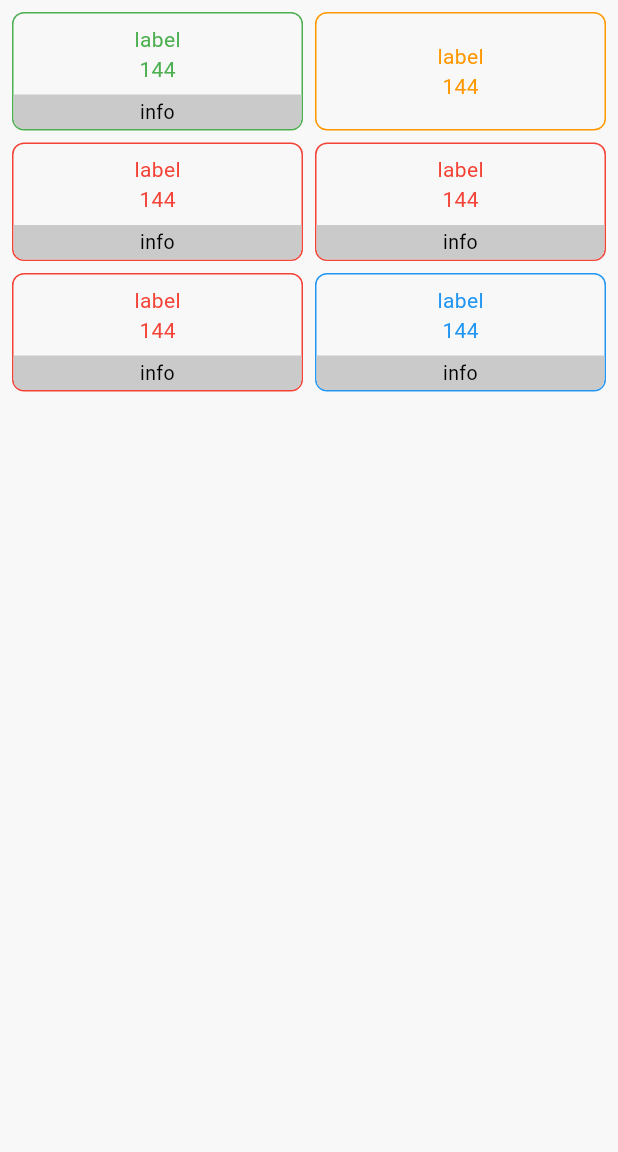
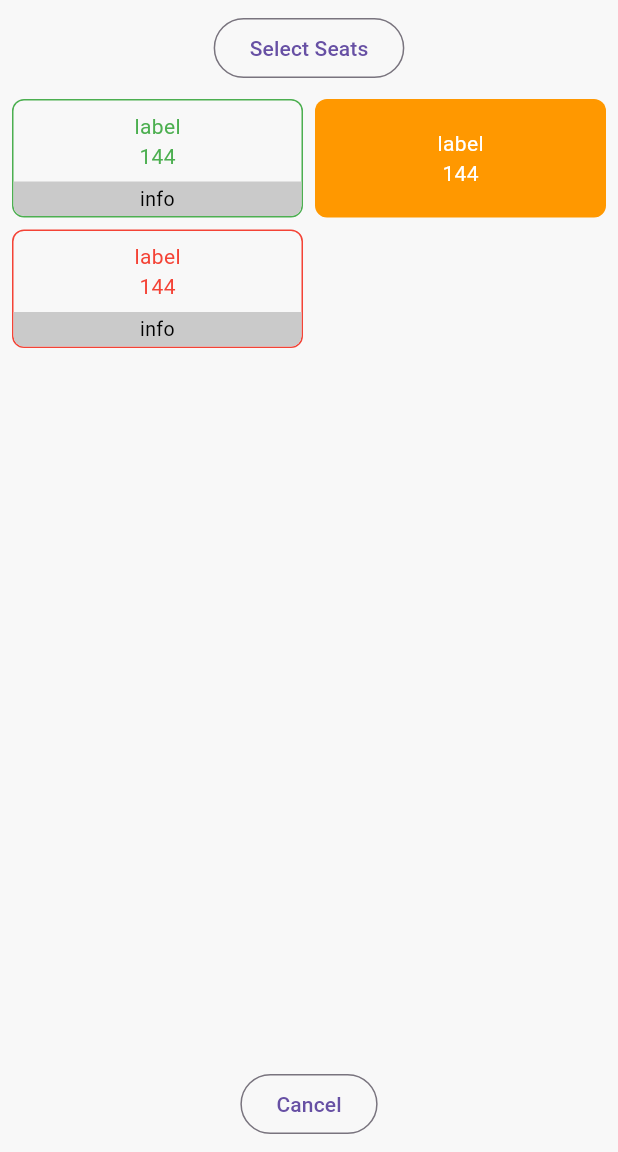
Before and after one commit to NKoroloff/flutter-test, a Flutter app: the SelectSeatsView screen opened by its route, on a phone screen of 412 x 824 dp, the part 84-1236 px from its top. Run offline on Flutter 3.47's test engine with Material 3 defaults, Android fonts, the phone set to English and light mode, and no system bars; our stand-ins replace get.

Commit message:
select seats

```diff
--- /dev/null
+++ b/lib/modules/cash_drawer/models/inventory_button_model.dart
@@ -0,0 +1,25 @@
+import 'package:flutter/material.dart';
+
+enum InventoryButtonVariant { outlined, filled }
+
+class InventoryItem {
+  final InventoryButtonVariant variant;
+  final Color color;
+  final VoidCallback onTap;
+  final String label;
+  final String price;
+  final String? info;
+  final Color? infoBackgroundColor;
+  final bool disabled;
+
+  InventoryItem({
+    required this.variant,
+    required this.color,
+    required this.onTap,
+    required this.label,
+    required this.price,
+    this.info,
+    this.infoBackgroundColor,
+    this.disabled = false,
+  });
+}
--- a/lib/modules/cash_drawer/views/select_seats_view.dart
+++ b/lib/modules/cash_drawer/views/select_seats_view.dart
@@ -1,5 +1,6 @@
 import 'package:flutter/material.dart';
 import 'package:get/utils.dart';
+import 'package:purplepass_test_task/modules/cash_drawer/models/inventory_button_model.dart';
 import 'package:purplepass_test_task/modules/cash_drawer/views/settings/widgets/inventory_button.dart';
 
 class SelectSeatsView extends StatelessWidget {
@@ -8,54 +9,30 @@ class SelectSeatsView extends StatelessWidget {
   @override
   Widget build(BuildContext context) {
     final items = [
-      {
-        'variant': InventoryButtonVariant.outlined,
-        'onTap': () {},
-        'label': 'label',
-        'price': '144',
-        'info': 'info',
-        'color': Colors.green,
-      },
-      {
-        'variant': InventoryButtonVariant.outlined,
-        'onTap': () {},
-        'label': 'label',
-        'price': '144',
-
-        'color': Colors.orange,
-      },
-      {
-        'variant': InventoryButtonVariant.outlined,
-        'onTap': () {},
-        'label': 'label',
-        'price': '144',
-        'info': 'info',
-        'color': Colors.red,
-      },
-      {
-        'variant': InventoryButtonVariant.outlined,
-        'onTap': () {},
-        'label': 'label',
-        'price': '144',
-        'info': 'info',
-        'color': Colors.red,
-      },
-      {
-        'variant': InventoryButtonVariant.outlined,
-        'onTap': () {},
-        'label': 'label',
-        'price': '144',
-        'info': 'info',
-        'color': Colors.red,
-      },
-      {
-        'variant': InventoryButtonVariant.outlined,
-        'onTap': () {},
-        'label': 'label',
-        'price': '144',
-        'info': 'info',
-        'color': Colors.blue,
-      },
+      InventoryItem(
+        variant: InventoryButtonVariant.outlined,
+        onTap: () {},
+        label: 'label',
+        price: '144',
+        info: 'info',
+        color: Colors.green,
+      ),
+      InventoryItem(
+        variant: InventoryButtonVariant.filled,
+        onTap: () {},
+        label: 'label',
+        price: '144',
+        color: Colors.orange,
+      ),
+      InventoryItem(
+        variant: InventoryButtonVariant.outlined,
+        onTap: () {},
+        label: 'label',
+        price: '144',
+        info: 'info',
+        color: Colors.red,
+        infoBackgroundColor: Colors.black,
+      ),
     ];
 
     return Scaffold(
@@ -72,25 +49,38 @@ class SelectSeatsView extends StatelessWidget {
       backgroundColor: const Color.fromARGB(128, 241, 241, 241),
       body: Padding(
         padding: const EdgeInsets.all(8),
+
+        child: Column(
+          spacing: 10,
+          children: [
+            OutlinedButton(onPressed: () {}, child: Text('select_seats'.tr)),
+
+            Expanded(
               child: GridView.builder(
+                itemCount: items.length,
+                padding: const EdgeInsets.only(bottom: 8),
                 gridDelegate: const SliverGridDelegateWithMaxCrossAxisExtent(
                   maxCrossAxisExtent: 200,
                   mainAxisSpacing: 8,
                   crossAxisSpacing: 8,
                   mainAxisExtent: 79,
                 ),
-          itemCount: items.length,
                 itemBuilder: (context, index) {
                   final item = items[index];
                   return InventoryButton(
-              variant: item['variant'] as InventoryButtonVariant,
-              onTap: item['onTap'] as VoidCallback,
-              label: item['label'] as String,
-              price: item['price'] as String,
-              info: item['info'] != null ? item['info'] as String : null,
-              color: item['color'] as Color,
+                    variant: item.variant,
+                    onTap: item.onTap,
+                    label: item.label,
+                    price: item.price,
+                    info: item.info,
+                    color: item.color,
                   );
                 },
+              ),
+            ),
+
+            OutlinedButton(onPressed: () {}, child: Text('cancel'.tr)),
+          ],
         ),
       ),
     );
--- a/lib/modules/cash_drawer/views/settings/settings_view.dart
+++ b/lib/modules/cash_drawer/views/settings/settings_view.dart
@@ -1,6 +1,5 @@
 import 'package:flutter/material.dart';
 import 'package:get/utils.dart';
-import 'package:purplepass_test_task/modules/cash_drawer/views/settings/widgets/inventory_button.dart';
 import './settings_imports.dart';
 
 class SettingsView extends StatelessWidget {
@@ -40,46 +39,6 @@ class SettingsView extends StatelessWidget {
               CompTicketsSection(),
               TextButton(onPressed: () {}, child: Text('clear_local_data'.tr)),
               TextButton(onPressed: () {}, child: Text('reset_to_default'.tr)),
-              InventoryButton(
-                color: Colors.blue,
-                onTap: () {},
-                variant: InventoryButtonVariant.filled,
-                label: 'hello',
-                price: '25',
-              ),
-              SizedBox(
-                // height: 62,
-                width: 200,
-                child: InventoryButton(
-                  color: Colors.blue,
-                  onTap: () {},
-                  variant: InventoryButtonVariant.outlined,
-                  label: 'helloasddddasl;ds;dfddddddsdkfgpkdf[h[dfhk[kkk[kasdk]]]]',
-                  price: '2asdf[psdg5',
-                  info: 'sdffdddddddddddsldflkdsgojpk',
-                  // infoBackgroundColor: Colors.grey[400],
-                ),
-              ),
-              InventoryButton(
-                disabled: true,
-                color: Colors.blue,
-                onTap: () {},
-                variant: InventoryButtonVariant.outlined,
-                label: 'helloasddddasl;ds;dfddddddsdkfgpkdf[h[dfhk[kkk[kasdk]]]]',
-                price: '2asdf[psdg5',
-                info: 'sdffdddddddddddsldflkdsgojpk',
-                // infoBackgroundColor: Colors.grey[400],
-              ),
-              InventoryButton(
-                disabled: true,
-                color: Colors.blue,
-                onTap: () {},
-                variant: InventoryButtonVariant.filled,
-                label: 'helloasddddasl;ds;dfddddddsdkfgpkdf[h[dfhk[kkk[kasdk]]]]',
-                price: '2asdf[psdg5',
-                info: 'sdffdddddddddddsldflkdsgojpk',
-                // infoBackgroundColor: Colors.grey[400],
-              ),
             ],
           ),
         ),
--- a/lib/modules/cash_drawer/views/settings/widgets/inventory_button.dart
+++ b/lib/modules/cash_drawer/views/settings/widgets/inventory_button.dart
@@ -1,6 +1,5 @@
 import 'package:flutter/material.dart';
-
-enum InventoryButtonVariant { outlined, filled }
+import 'package:purplepass_test_task/modules/cash_drawer/models/inventory_button_model.dart';
 
 bool isDark(Color color) {
   final luminance = color.computeLuminance();
--- a/lib/modules/translations/en.dart
+++ b/lib/modules/translations/en.dart
@@ -65,4 +65,5 @@ Map<String, String> en = {
   'delete_price': 'Delete Price',
   'price': 'Price',
   'quantity_available': 'Quantity Available',
+  'select_seats': 'Select Seats',
 };
```
Lines whose indentation alone changed are shown as unchanged.
